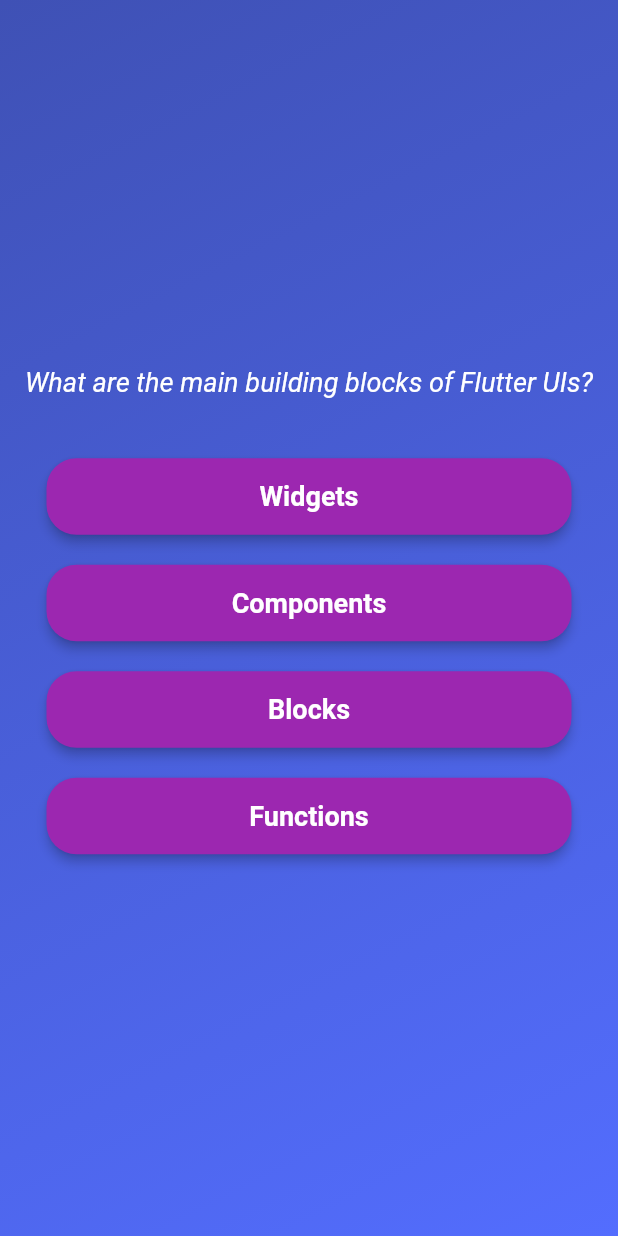
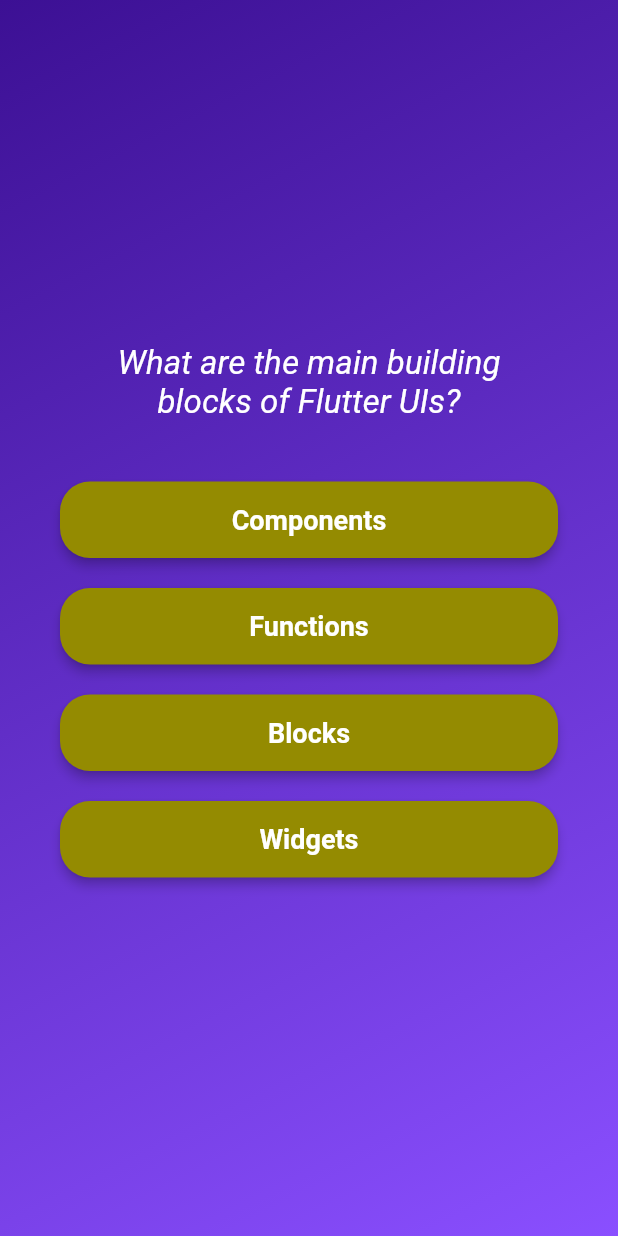
Before and after one commit to Gustaviusss/fun-quiz, a Flutter app: the screen it shows after launch, after a tap on "Começar", on a phone screen of 412 x 824 dp. Run offline on Flutter 3.47's test engine with Material 2 defaults, Android fonts, the phone set to English and light mode, and no system bars.

Commit message:
automatic questions build and minor design updates

```diff
--- a/lib/home_screen.dart
+++ b/lib/home_screen.dart
@@ -43,7 +43,8 @@ class HomeScreen extends StatelessWidget {
                 style: TextStyle(color: Colors.white, fontSize: 20),
               ),
               style: OutlinedButton.styleFrom(
-                  side: const BorderSide(color: Colors.white),
+                  side:
+                      const BorderSide(color: Color.fromRGBO(224, 214, 47, 88)),
                   padding:
                       const EdgeInsets.symmetric(vertical: 20, horizontal: 40)),
             ),
--- a/lib/models/question_model.dart
+++ b/lib/models/question_model.dart
@@ -3,4 +3,10 @@ class QuestionModel {
 
   final String question;
   final List<String> answers;
+
+  List<String> getShuffledAnswers() {
+    final shuffledList = List.of(answers);
+    shuffledList.shuffle();
+    return shuffledList;
+  }
 }
--- a/lib/questions_screen.dart
+++ b/lib/questions_screen.dart
@@ -11,36 +11,48 @@ class QuestionsScreen extends StatefulWidget {
 }
 
 class _QuestionsScreenState extends State<QuestionsScreen> {
+  var currentQuestionIndex = 0;
+
+  void answerQuestion() {
+    setState(() {
+      currentQuestionIndex++;
+    });
+    print(currentQuestionIndex);
+  }
+
   @override
   Widget build(BuildContext context) {
-    final currentQuestion = questions[0];
+    final currentQuestion = questions[currentQuestionIndex];
     return Center(
+      child: Padding(
+        padding: const EdgeInsets.all(30),
         child: Column(
           mainAxisAlignment: MainAxisAlignment.center,
+          crossAxisAlignment: CrossAxisAlignment.stretch,
           mainAxisSize: MainAxisSize.min,
           children: [
-          Text(
+            Padding(
+              padding: const EdgeInsets.symmetric(horizontal: 40),
+              child: Text(
                 currentQuestion.question,
                 textAlign: TextAlign.center,
                 style: const TextStyle(
-                color: Colors.white, fontSize: 18, fontStyle: FontStyle.italic),
+                    color: Colors.white,
+                    fontSize: 22,
+                    fontStyle: FontStyle.italic),
+              ),
             ),
             const SizedBox(
               height: 30,
             ),
-          ...currentQuestion.answers.map((answer) => AnswerButton(
+            ...currentQuestion
+                .getShuffledAnswers()
+                .map((answer) => AnswerButton(
                       answerText: answer,
-                buttonTrigger: () {},
-              ))
-          // SizedBox(
-          //   height: 350,
-          //   width: 300,
-          //   child: ListView.builder(
-          //       itemCount: currentQuestion.answers.length,
-          //       itemBuilder: (_, index) =>
-          //           AnswerButton(answerText: currentQuestion.answers[index])),
-          // ),
+                      buttonTrigger: answerQuestion,
+                    )),
           ],
+        ),
       ),
     );
   }
--- a/lib/quiz.dart
+++ b/lib/quiz.dart
@@ -27,13 +27,17 @@ class _QuizState extends State<Quiz> {
   @override
   Widget build(BuildContext context) {
     return MaterialApp(
+        debugShowCheckedModeBanner: false,
         home: Scaffold(
           body: Container(
             decoration: const BoxDecoration(
                 gradient: LinearGradient(
                     begin: Alignment.topLeft,
                     end: Alignment.bottomRight,
-                colors: [Colors.indigo, Colors.indigoAccent])),
+                    colors: [
+                  Color.fromRGBO(60, 16, 148, 58),
+                  Color.fromRGBO(138, 79, 255, 100)
+                ])),
             child: activeScreen,
           ),
         ));
--- a/lib/widgets/answer_button_widget.dart
+++ b/lib/widgets/answer_button_widget.dart
@@ -1,10 +1,11 @@
 import 'package:flutter/material.dart';
 
 class AnswerButton extends StatelessWidget {
-  const AnswerButton({super.key, required this.answerText, this.buttonTrigger});
+  const AnswerButton(
+      {super.key, required this.answerText, required this.buttonTrigger});
 
   final String answerText;
-  final Function? buttonTrigger;
+  final void Function() buttonTrigger;
 
   @override
   Widget build(BuildContext context) {
@@ -12,16 +13,15 @@ class AnswerButton extends StatelessWidget {
       padding: const EdgeInsets.all(10),
       child: ElevatedButton(
           style: ElevatedButton.styleFrom(
-            minimumSize: const Size(350, 50),
             shape: const RoundedRectangleBorder(
                 borderRadius: BorderRadius.all(Radius.circular(20))),
             elevation: 3,
-            backgroundColor: Colors.purple,
+            backgroundColor: const Color.fromRGBO(148, 139, 1, 58),
             padding: const EdgeInsets.symmetric(horizontal: 30, vertical: 15),
             textStyle:
                 const TextStyle(fontSize: 18, fontWeight: FontWeight.bold),
           ),
-          onPressed: () {},
+          onPressed: buttonTrigger,
           child: Text(
             answerText,
             textAlign: TextAlign.center,
--- a/pubspec.yaml
+++ b/pubspec.yaml
@@ -34,6 +34,7 @@ dependencies:
   # The following adds the Cupertino Icons font to your application.
   # Use with the CupertinoIcons class for iOS style icons.
   cupertino_icons: ^1.0.2
+  google_fonts: ^5.1.0
 
 dev_dependencies:
   flutter_test:
```
Also changed, not shown: pubspec.lock. Lines whose indentation alone changed are shown as unchanged.
